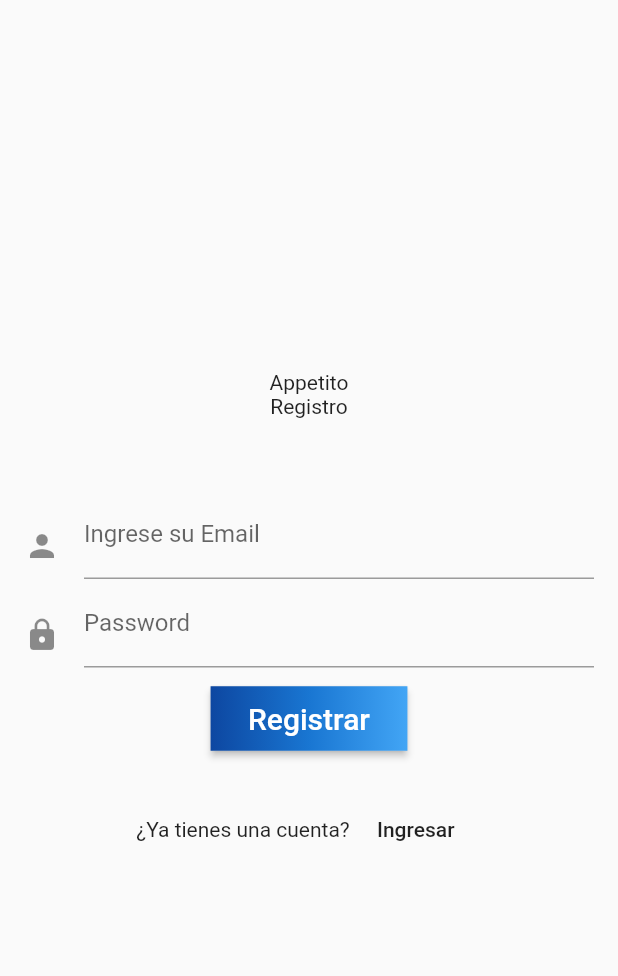
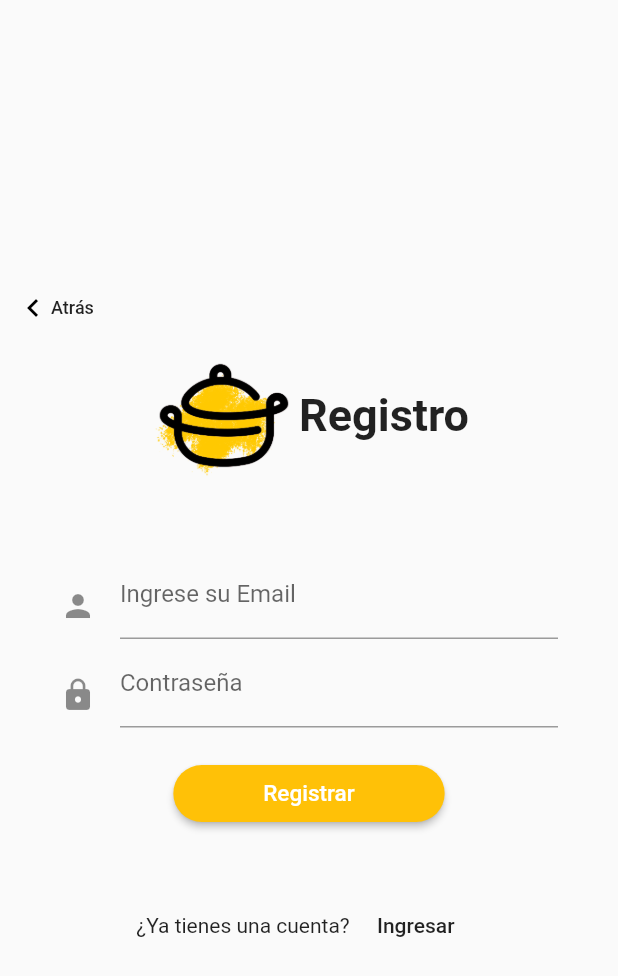
Before and after one commit to FabianMariqueo/appetito, a Flutter app: the screen it shows after launch, after a tap on "Registrarse", on a phone screen of 412 x 824 dp. Shown: the top 976 px of the screen. Run offline on Flutter 3.47's test engine with Material 2 defaults, Android fonts, the phone set to English and light mode, and no system bars; our stand-ins replace firebase_auth, flutter_spinkit, google_sign_in, image_picker; accounts and stored records are empty.

Commit message:
Cambio de UI

```diff
--- a/lib/main.dart
+++ b/lib/main.dart
@@ -17,9 +17,10 @@ class MyApp extends StatelessWidget {
     return StreamProvider<User>.value(
         value: AuthService().user,
         child: MaterialApp(
+          debugShowCheckedModeBanner: false,
           title: 'Appetito',
           theme: ThemeData(
-            primarySwatch: Colors.blue,
+            primarySwatch: Colors.amber,
             visualDensity: VisualDensity.adaptivePlatformDensity,
           ),
           //home: AppPage(),
--- a/lib/src/pages/app.dart
+++ b/lib/src/pages/app.dart
@@ -1,5 +1,6 @@
 import 'package:appetito/src/models/user.dart';
 import 'package:appetito/src/pages/authentication/authentication.dart';
+import 'package:appetito/src/pages/authentication/welcome.dart';
 import 'package:appetito/src/pages/home/home.dart';
 import 'package:flutter/material.dart';
 import 'package:provider/provider.dart';
@@ -13,7 +14,7 @@ class AppPage extends StatelessWidget {
     final user = Provider.of<User>(context);
 
     if (user == null) {
-      return Authentication();
+      return WelcomePage();
     } else {
       return HomePage();
     }
--- a/lib/src/pages/authentication/sign_in.dart
+++ b/lib/src/pages/authentication/sign_in.dart
@@ -40,10 +40,26 @@ class _SignInPageState extends State<SignInPage> {
               child: Column(
                 mainAxisAlignment: MainAxisAlignment.center,
                 children: <Widget>[
-                  Text("Appetito"),
-                  Text("Login"),
+                  _backButton(),
+                  Row(
+                    mainAxisAlignment: MainAxisAlignment.center,
+                    children: [
+                      Image.asset(
+                        'assets/img/logo.png',
+                        height: 100,
+                        width: 100,
+                      ),
+                      Text(
+                        "Login",
+                        style: TextStyle(
+                          fontSize: 30,
+                          fontWeight: FontWeight.bold,
+                        ),
+                      ),
+                    ],
+                  ),
                   _loginInput(),
-                  const SizedBox(height: 10.0),
+                  //const SizedBox(height: 5.0),
                   Row(
                     mainAxisAlignment: MainAxisAlignment.center,
                     children: [
@@ -53,12 +69,12 @@ class _SignInPageState extends State<SignInPage> {
                           widget.toogleView();
                         },
                         child: Text(
-                          "Registrarse",
+                          "Registrate",
                         ),
                       )
                     ],
                   ),
-                  _signInWithGoogle()
+                  _signInWithGoogle(),
                 ],
               ),
             ),
@@ -70,14 +86,14 @@ class _SignInPageState extends State<SignInPage> {
       child: LayoutBuilder(builder: (context, constraints) {
         return Container(
             width: min(constraints.maxWidth, 600),
-            padding: const EdgeInsets.all(16.0),
+            padding: const EdgeInsets.all(40.0),
             child: Form(
               key: _formKey,
               child: Column(
                 mainAxisAlignment: MainAxisAlignment.center,
                 crossAxisAlignment: CrossAxisAlignment.stretch,
                 children: <Widget>[
-                  const SizedBox(height: 32.0),
+                  //const SizedBox(height: 10.0),
                   TextFormField(
                     decoration: const InputDecoration(
                         labelText: 'Ingrese su Email',
@@ -93,18 +109,18 @@ class _SignInPageState extends State<SignInPage> {
                   ),
                   new TextFormField(
                     decoration: const InputDecoration(
-                        labelText: 'Password',
+                        labelText: 'Contraseña',
                         icon: const Padding(
                             padding: const EdgeInsets.only(top: 15.0),
                             child: const Icon(Icons.lock))),
                     validator: (val) =>
-                        val.length < 6 ? 'Password too short.' : null,
+                        val.length < 6 ? 'Contraseña muy corta.' : null,
                     onChanged: (val) {
                       setState(() => _user.password = val);
                     },
                     obscureText: true,
                   ),
-                  const SizedBox(height: 10.0),
+                  const SizedBox(height: 20.0),
                   Column(
                     mainAxisSize: MainAxisSize.min,
                     children: <Widget>[
@@ -122,22 +138,21 @@ class _SignInPageState extends State<SignInPage> {
                             }
                           }
                         },
+                        shape: RoundedRectangleBorder(
+                          borderRadius: BorderRadius.circular(20.0),
+                        ),
+                        color: Colors.amber,
                         textColor: Colors.white,
                         padding: const EdgeInsets.all(0.0),
                         child: Container(
                           decoration: const BoxDecoration(
-                            gradient: LinearGradient(
-                              colors: <Color>[
-                                Color(0xFF0D47A1),
-                                Color(0xFF1976D2),
-                                Color(0xFF42A5F5),
-                              ],
-                            ),
+                            borderRadius: BorderRadius.all(Radius.circular(20)),
+                            //color: Colors.amber,
                           ),
                           padding: const EdgeInsets.symmetric(
-                              vertical: 10.0, horizontal: 25.0),
+                              vertical: 10.0, horizontal: 60.0),
                           child: const Text('Ingresar',
-                              style: TextStyle(fontSize: 20)),
+                              style: TextStyle(fontSize: 15)),
                         ),
                       ),
                     ],
@@ -175,13 +190,13 @@ class _SignInPageState extends State<SignInPage> {
           mainAxisAlignment: MainAxisAlignment.center,
           children: <Widget>[
             Image(
-                image: AssetImage("assets/img/google_logo.png"), height: 35.0),
+                image: AssetImage("assets/img/google_logo.png"), height: 25.0),
             Padding(
               padding: const EdgeInsets.only(left: 10),
               child: Text(
-                'Sign in with Google',
+                'Ingresa con Google',
                 style: TextStyle(
-                  fontSize: 20,
+                  fontSize: 15,
                   color: Colors.grey,
                 ),
               ),
@@ -191,4 +206,25 @@ class _SignInPageState extends State<SignInPage> {
       ),
     );
   }
+
+  Widget _backButton() {
+    return InkWell(
+      onTap: () {
+        Navigator.pop(context);
+      },
+      child: Container(
+        padding: EdgeInsets.symmetric(horizontal: 10),
+        child: Row(
+          children: <Widget>[
+            Container(
+              padding: EdgeInsets.only(left: 0, top: 10, bottom: 10),
+              child: Icon(Icons.keyboard_arrow_left, color: Colors.black),
+            ),
+            Text('Atrás',
+                style: TextStyle(fontSize: 12, fontWeight: FontWeight.w500))
+          ],
+        ),
+      ),
+    );
+  }
 }
--- a/lib/src/pages/authentication/sign_up.dart
+++ b/lib/src/pages/authentication/sign_up.dart
@@ -38,10 +38,26 @@ class _SignUpPageState extends State<SignUpPage> {
               child: Column(
                 mainAxisAlignment: MainAxisAlignment.center,
                 children: <Widget>[
-                  Text("Appetito"),
-                  Text("Registro"),
+                  _backButton(),
+                  Row(
+                    mainAxisAlignment: MainAxisAlignment.center,
+                    children: [
+                      Image.asset(
+                        'assets/img/logo.png',
+                        height: 100,
+                        width: 100,
+                      ),
+                      Text(
+                        "Registro",
+                        style: TextStyle(
+                          fontSize: 30,
+                          fontWeight: FontWeight.bold,
+                        ),
+                      ),
+                    ],
+                  ),
                   _registerInput(),
-                  const SizedBox(height: 10.0),
+                  //const SizedBox(height: 10.0),
                   Row(
                     mainAxisAlignment: MainAxisAlignment.center,
                     children: [
@@ -67,14 +83,14 @@ class _SignUpPageState extends State<SignUpPage> {
       child: LayoutBuilder(builder: (context, constraints) {
         return Container(
             width: min(constraints.maxWidth, 600),
-            padding: const EdgeInsets.all(16.0),
+            padding: const EdgeInsets.all(40.0),
             child: Form(
               key: _formKey,
               child: Column(
                 mainAxisAlignment: MainAxisAlignment.center,
                 crossAxisAlignment: CrossAxisAlignment.stretch,
                 children: <Widget>[
-                  const SizedBox(height: 32.0),
+                  //const SizedBox(height: 32.0),
                   TextFormField(
                     decoration: const InputDecoration(
                         labelText: 'Ingrese su Email',
@@ -90,18 +106,18 @@ class _SignUpPageState extends State<SignUpPage> {
                   ),
                   new TextFormField(
                     decoration: const InputDecoration(
-                        labelText: 'Password',
+                        labelText: 'Contraseña',
                         icon: const Padding(
                             padding: const EdgeInsets.only(top: 15.0),
                             child: const Icon(Icons.lock))),
                     validator: (val) =>
-                        val.length < 6 ? 'Password muy corta.' : null,
+                        val.length < 6 ? 'Contraseña muy corta.' : null,
                     onChanged: (val) {
                       setState(() => _user.password = val);
                     },
                     obscureText: true,
                   ),
-                  const SizedBox(height: 10.0),
+                  const SizedBox(height: 20.0),
                   Column(
                     mainAxisSize: MainAxisSize.min,
                     children: <Widget>[
@@ -117,22 +133,21 @@ class _SignUpPageState extends State<SignUpPage> {
                             }
                           }
                         },
+                        shape: RoundedRectangleBorder(
+                          borderRadius: BorderRadius.circular(20.0),
+                        ),
+                        color: Colors.amber,
                         textColor: Colors.white,
                         padding: const EdgeInsets.all(0.0),
                         child: Container(
                           decoration: const BoxDecoration(
-                            gradient: LinearGradient(
-                              colors: <Color>[
-                                Color(0xFF0D47A1),
-                                Color(0xFF1976D2),
-                                Color(0xFF42A5F5),
-                              ],
-                            ),
+                            borderRadius: BorderRadius.all(Radius.circular(20)),
+                            //color: Colors.amber,
                           ),
                           padding: const EdgeInsets.symmetric(
-                              vertical: 10.0, horizontal: 25.0),
+                              vertical: 10.0, horizontal: 60.0),
                           child: const Text('Registrar',
-                              style: TextStyle(fontSize: 20)),
+                              style: TextStyle(fontSize: 15)),
                         ),
                       ),
                     ],
@@ -143,4 +158,25 @@ class _SignUpPageState extends State<SignUpPage> {
       }),
     );
   }
+
+  Widget _backButton() {
+    return InkWell(
+      onTap: () {
+        Navigator.pop(context);
+      },
+      child: Container(
+        padding: EdgeInsets.symmetric(horizontal: 10),
+        child: Row(
+          children: <Widget>[
+            Container(
+              padding: EdgeInsets.only(left: 0, top: 10, bottom: 10),
+              child: Icon(Icons.keyboard_arrow_left, color: Colors.black),
+            ),
+            Text('Atrás',
+                style: TextStyle(fontSize: 12, fontWeight: FontWeight.w500))
+          ],
+        ),
+      ),
+    );
+  }
 }
--- /dev/null
+++ b/lib/src/pages/authentication/welcome.dart
@@ -0,0 +1,94 @@
+import 'package:flutter/material.dart';
+
+import 'package:appetito/src/pages/authentication/sign_in.dart';
+import 'package:appetito/src/pages/authentication/sign_up.dart';
+
+class WelcomePage extends StatefulWidget {
+  WelcomePage({Key key, this.title}) : super(key: key);
+
+  final String title;
+
+  @override
+  _WelcomePageState createState() => _WelcomePageState();
+}
+
+class _WelcomePageState extends State<WelcomePage> {
+  Widget _submitButton() {
+    return InkWell(
+      onTap: () {
+        Navigator.push(
+            context, MaterialPageRoute(builder: (context) => SignInPage()));
+      },
+      child: Container(
+        width: MediaQuery.of(context).size.width,
+        padding: EdgeInsets.symmetric(vertical: 13),
+        alignment: Alignment.center,
+        decoration: BoxDecoration(
+            borderRadius: BorderRadius.all(Radius.circular(20)),
+            color: Colors.amber[700]),
+        child: Text(
+          'Iniciar Sesión',
+          style: TextStyle(fontSize: 15, color: Colors.white),
+        ),
+      ),
+    );
+  }
+
+  Widget _signUpButton() {
+    return InkWell(
+      onTap: () {
+        Navigator.push(
+            context, MaterialPageRoute(builder: (context) => SignUpPage()));
+      },
+      child: Container(
+        width: MediaQuery.of(context).size.width,
+        padding: EdgeInsets.symmetric(vertical: 13),
+        alignment: Alignment.center,
+        decoration: BoxDecoration(
+          borderRadius: BorderRadius.all(Radius.circular(20)),
+          color: Colors.amber[300],
+        ),
+        child: Text(
+          'Registrarse',
+          style: TextStyle(fontSize: 15, color: Colors.white),
+        ),
+      ),
+    );
+  }
+
+  @override
+  Widget build(BuildContext context) {
+    Size size = MediaQuery.of(context).size;
+    return Scaffold(
+      body: SingleChildScrollView(
+        child: Container(
+          width: size.width,
+          height: size.height,
+          padding: EdgeInsets.symmetric(horizontal: 40),
+          child: Column(
+            crossAxisAlignment: CrossAxisAlignment.center,
+            mainAxisAlignment: MainAxisAlignment.center,
+            children: <Widget>[
+              Image.asset(
+                'assets/img/logo letras.png',
+                height: 200,
+                width: 200,
+              ),
+              SizedBox(
+                height: 40,
+              ),
+              _submitButton(),
+              SizedBox(
+                height: 10,
+              ),
+              _signUpButton(),
+              SizedBox(
+                height: 20,
+              ),
+            ],
+          ),
+        ),
+      ),
+    );
+  }
+}
--- a/pubspec.yaml
+++ b/pubspec.yaml
@@ -34,6 +34,7 @@ dependencies:
   # The following adds the Cupertino Icons font to your application.
   # Use with the CupertinoIcons class for iOS style icons.
   cupertino_icons: ^0.1.3
+  google_fonts: ^0.3.5
 
 dev_dependencies:
   flutter_test:
@@ -54,6 +55,10 @@ flutter:
   assets:
     - assets/img/google_logo.png
     - assets/img/drawer_img.jpg
+    - assets/img/logo.png
+    - assets/img/logo letras.png
+    - assets/img/fondo arriba.png
+    - assets/img/fondo abajo.png
   #   - images/a_dot_ham.jpeg
 
   # An image asset can refer to one or more resolution-specific "variants", see
```
Also changed, not shown: assets/img/fondo abajo.png (added), assets/img/fondo arriba.png (added), assets/img/logo letras.png (added), assets/img/logo.png (added), pubspec.lock.
